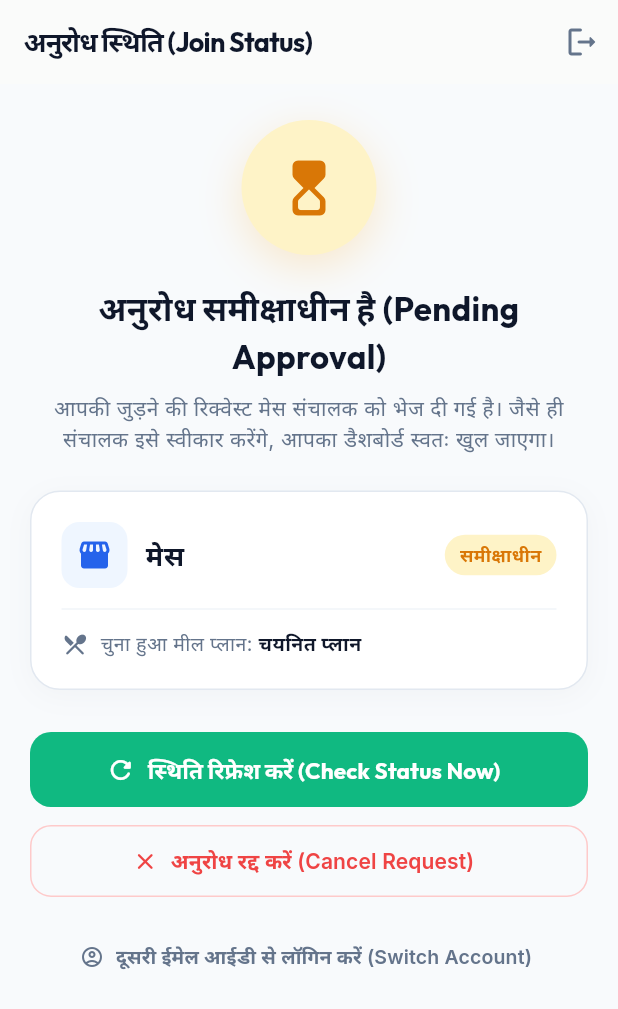
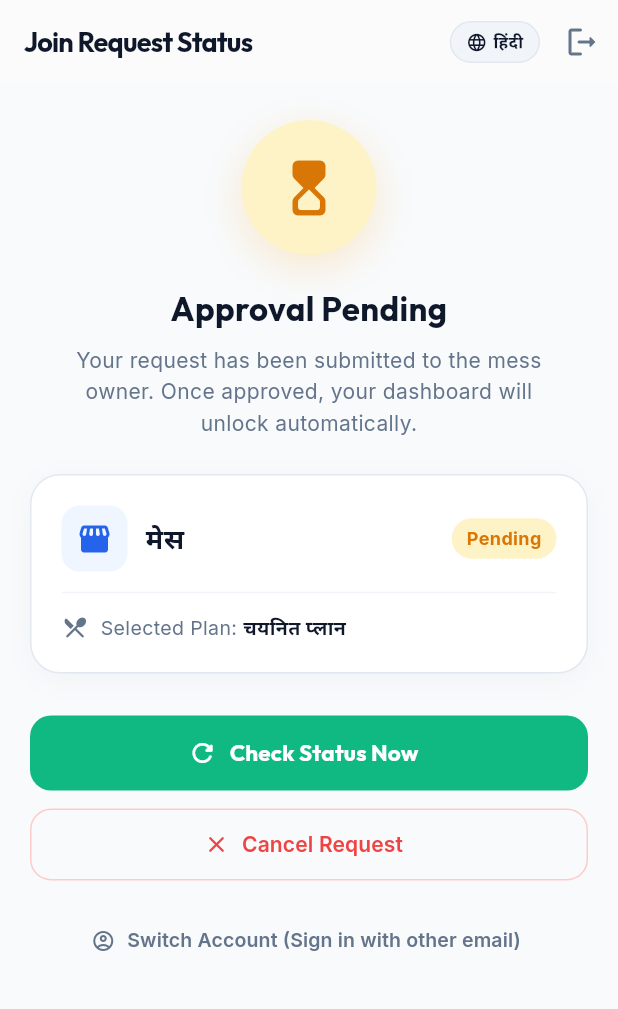
Before and after one commit to mohit-agnihotri/MessMate, a Flutter app: the StudentPendingApprovalPage screen opened directly, on a phone screen of 412 x 824 dp. Shown: the top 1009 px of the screen. Run offline on Flutter 3.47's test engine with Material 3 defaults, Android fonts, the phone set to English and light mode, and no system bars; our stand-ins replace cached_network_image, cloud_firestore, firebase_auth, firebase_core, firebase_messaging, flutter_riverpod and 8 more; missing offline and left inert: flutter_quill; accounts and stored records are empty; generated files the repository leaves out were written again.

Commit message:
feat: Fix plan-aware billing fee, active student approval stream, Google sign-in first auth flow, and full bilingual localization

```diff
--- a/lib/viewmodels/all_viewmodels.dart
+++ b/lib/viewmodels/all_viewmodels.dart
@@ -1616,9 +1616,15 @@ class StudentBillViewModel extends StateNotifier<StudentBillState> {
           state.selectedMonth.year,
         );
 
+        MealPlanModel? plan;
+        if (student.assignedPlanId != null && student.assignedPlanId!.isNotEmpty) {
+          plan = await _service.getMealPlanById(student.messId, student.assignedPlanId!);
+        }
+
         final previewBill = generateAdvancedBill(
           student: student,
           mess: mess,
+          plan: plan,
           month: state.selectedMonth.month,
           year: state.selectedMonth.year,
           records: records,
--- a/lib/views/pages/auth/role_selection_page.dart
+++ b/lib/views/pages/auth/role_selection_page.dart
@@ -1121,7 +1121,7 @@ class _RoleSelectionPageState extends ConsumerState<RoleSelectionPage> {
               context,
               MaterialPageRoute(builder: (_) => const StudentSetupPage()),
             );
-          } else if (student.status == 'approved') {
+          } else if (student.status == 'active' || student.status == 'approved') {
             Navigator.pushReplacement(
               context,
               MaterialPageRoute(builder: (_) => const StudentMainPage()),
--- a/lib/views/pages/auth/student_setup_page.dart
+++ b/lib/views/pages/auth/student_setup_page.dart
@@ -1,3 +1,4 @@
+import '../../../services/localization_service.dart';
 import 'package:flutter/material.dart';
 import 'package:flutter/services.dart';
 import 'package:google_fonts/google_fonts.dart';
@@ -19,6 +20,8 @@ class StudentSetupPage extends ConsumerStatefulWidget {
 }
 
 class _StudentSetupPageState extends ConsumerState<StudentSetupPage> {
+  bool get isHindi => ref.watch(localizationProvider) == 'hi';
+
   final _nameCtrl = TextEditingController();
   final _phoneCtrl = TextEditingController();
   final _roomCtrl = TextEditingController();
@@ -989,7 +992,7 @@ class _StudentSetupPageState extends ConsumerState<StudentSetupPage> {
                 hint: 'जैसे: रूम 204, ब्लॉक B'),
             _buildDietaryPreferenceSelector(),
             _buildInput(
-              'आपातकालीन / रूममेट फोन (Emergency Phone)',
+              isHindi ? 'आपातकालीन / रूममेट फोन (Emergency Phone)' : 'Emergency / Roommate Phone',
               _emergencyCtrl,
               hint: 'जैसे: 9876500000',
               keyboardType: TextInputType.phone,
--- a/lib/views/pages/owner/owner_student_management_page.dart
+++ b/lib/views/pages/owner/owner_student_management_page.dart
@@ -1017,6 +1017,11 @@ class OwnerStudentManagementPage extends ConsumerWidget {
     final mess = await service.getMessById(student.messId);
     if (mess == null) throw Exception("Mess not found");
 
+    MealPlanModel? plan;
+    if (student.assignedPlanId != null && student.assignedPlanId!.isNotEmpty) {
+      plan = await service.getMealPlanById(student.messId, student.assignedPlanId!);
+    }
+
     final records = await service.getMealRecords(
       student.studentId,
       now.month,
@@ -1032,6 +1037,7 @@ class OwnerStudentManagementPage extends ConsumerWidget {
     return {
       'bill': bill,
       'mess': mess,
+      'plan': plan,
       'records': records,
       'previousDues': previousDues,
       'month': now.month,
@@ -1064,6 +1070,7 @@ class OwnerStudentManagementPage extends ConsumerWidget {
         final data = snapshot.data!;
         final BillModel? savedBill = data['bill'];
         final MessModel mess = data['mess'];
+        final MealPlanModel? plan = data['plan'];
         final List<MealRecordModel> records = data['records'];
 
         return StatefulBuilder(
@@ -1071,6 +1078,7 @@ class OwnerStudentManagementPage extends ConsumerWidget {
             final bill = savedBill ?? generateAdvancedBill(
               student: student,
               mess: mess,
+              plan: plan,
               month: data['month'],
               year: data['year'],
               records: records,
@@ -1146,7 +1154,7 @@ class OwnerStudentManagementPage extends ConsumerWidget {
                               children: [
                                 Text('Reduce Fees (Rebate)', style: GoogleFonts.inter(fontSize: 13, fontWeight: FontWeight.w600)),
                                 Text(
-                                  skippedMealsCount > 0 ? 'Deduct ₹${(skippedMealsCount * (mess.monthlyFee / (DateTime(data['year'] as int, (data['month'] as int) + 1, 0).day * mess.mealsIncludedPerDay))).toStringAsFixed(0)} from bill' : 'No deduction (0 skips)',
+                                  skippedMealsCount > 0 ? 'Deduct ₹${(skippedMealsCount * ((plan?.monthlyFee ?? mess.monthlyFee) / (DateTime(data['year'] as int, (data['month'] as int) + 1, 0).day * (plan?.mealsIncludedPerDay ?? mess.mealsIncludedPerDay)))).toStringAsFixed(0)} from bill' : 'No deduction (0 skips)',
                                   style: GoogleFonts.inter(fontSize: 11, color: const Color(0xFF6B7280)),
                                 ),
                               ],
--- a/lib/views/pages/splash_page.dart
+++ b/lib/views/pages/splash_page.dart
@@ -4,6 +4,7 @@ import 'package:google_fonts/google_fonts.dart';
 import 'package:firebase_auth/firebase_auth.dart';
 
 import '../../../viewmodels/all_viewmodels.dart';
+import 'auth/login_page.dart';
 import 'auth/role_selection_page.dart';
 import 'owner/owner_main_page.dart';
 import 'student/student_main_page.dart';
@@ -57,7 +58,7 @@ class _SplashPageState extends ConsumerState<SplashPage>
         final student = await service.getStudentById(user.uid);
         if (student != null && mounted) {
           ref.read(authProvider.notifier).setRole(AuthRole.student);
-          if (student.status == 'approved') {
+          if (student.status == 'active' || student.status == 'approved') {
             Navigator.pushReplacement(
               context,
               MaterialPageRoute(builder: (_) => const StudentMainPage()),
@@ -92,10 +93,9 @@ class _SplashPageState extends ConsumerState<SplashPage>
       }
     } else {
       if (mounted) {
-        // First-run experience: Show Onboarding Carousel & Role Selection first
         Navigator.pushReplacement(
           context,
-          MaterialPageRoute(builder: (_) => const RoleSelectionPage()),
+          MaterialPageRoute(builder: (_) => const LoginPage()),
         );
       }
     }
--- a/lib/views/pages/student/student_pending_approval_page.dart
+++ b/lib/views/pages/student/student_pending_approval_page.dart
@@ -1,3 +1,4 @@
+import '../../../services/localization_service.dart';
 import 'dart:async';
 import 'package:flutter/material.dart';
 import 'package:flutter_riverpod/flutter_riverpod.dart';
@@ -28,6 +29,8 @@ class StudentPendingApprovalPage extends ConsumerStatefulWidget {
 
 class _StudentPendingApprovalPageState
     extends ConsumerState<StudentPendingApprovalPage> {
+  bool get isHindi => ref.watch(localizationProvider) == 'hi';
+
   StreamSubscription<DocumentSnapshot>? _subscription;
   bool _isChecking = false;
   StudentModel? _student;
@@ -92,7 +95,7 @@ class _StudentPendingApprovalPageState
       final data = snap.data()!;
       final status = data['status'] as String? ?? 'pending';
 
-      if (status == 'approved' && mounted) {
+      if ((status == 'active' || status == 'approved') && mounted) {
         _subscription?.cancel();
         _onApproved();
       } else if (status == 'rejected' && mounted) {
@@ -187,7 +190,7 @@ class _StudentPendingApprovalPageState
 
       if (doc.exists && doc.data() != null) {
         final status = doc.data()!['status'] as String? ?? 'pending';
-        if (status == 'approved' && mounted) {
+        if ((status == 'active' || status == 'approved') && mounted) {
           _onApproved();
           return;
         } else if (mounted) {
@@ -285,7 +288,7 @@ class _StudentPendingApprovalPageState
 
   @override
   Widget build(BuildContext context) {
-    final isRejected = _student?.status == 'rejected';
+        final isRejected = _student?.status == 'rejected';
     final messName = _mess?.name ?? widget.initialMessName ?? 'मेस';
     final planName = _plan?.name ?? widget.initialPlanName ?? 'चयनित प्लान';
 
@@ -293,7 +296,7 @@ class _StudentPendingApprovalPageState
       backgroundColor: const Color(0xFFF8FAFC),
       appBar: AppBar(
         title: Text(
-          'अनुरोध स्थिति (Join Status)',
+          isHindi ? 'अनुरोध स्थिति (Join Status)' : 'Join Request Status',
           style: GoogleFonts.outfit(
             fontSize: 18,
             fontWeight: FontWeight.w700,
@@ -303,9 +306,35 @@ class _StudentPendingApprovalPageState
         backgroundColor: Colors.white,
         elevation: 0.5,
         actions: [
+          InkWell(
+            onTap: () {
+              ref.read(localizationProvider.notifier).toggleLanguage(isHindi ? 'en' : 'hi');
+            },
+            borderRadius: BorderRadius.circular(20),
+            child: Container(
+              padding: const EdgeInsets.symmetric(horizontal: 10, vertical: 5),
+              margin: const EdgeInsets.symmetric(vertical: 10, horizontal: 4),
+              decoration: BoxDecoration(
+                color: const Color(0xFFF1F5F9),
+                borderRadius: BorderRadius.circular(20),
+                border: Border.all(color: const Color(0xFFE2E8F0)),
+              ),
+              child: Row(
+                mainAxisSize: MainAxisSize.min,
+                children: [
+                  const Icon(Icons.language_rounded, size: 14, color: Color(0xFF0F172A)),
+                  const SizedBox(width: 4),
+                  Text(
+                    isHindi ? 'English' : 'हिंदी',
+                    style: GoogleFonts.inter(fontSize: 11, fontWeight: FontWeight.w700, color: const Color(0xFF0F172A)),
+                  ),
+                ],
+              ),
+            ),
+          ),
           IconButton(
             icon: const Icon(Icons.logout_rounded, color: Color(0xFF64748B)),
-            tooltip: 'लॉगआउट',
+            tooltip: isHindi ? 'लॉगआउट' : 'Logout',
             onPressed: _logout,
           ),
         ],
@@ -347,8 +376,8 @@ class _StudentPendingApprovalPageState
 
                   Text(
                     isRejected
-                        ? 'अनुरोध अस्वीकृत (Request Rejected)'
-                        : 'अनुरोध समीक्षाधीन है (Pending Approval)',
+                        ? (isHindi ? 'अनुरोध अस्वीकृत (Request Rejected)' : 'Request Rejected')
+                        : (isHindi ? 'अनुरोध समीक्षाधीन है (Pending Approval)' : 'Approval Pending'),
                     style: GoogleFonts.outfit(
                       fontSize: 22,
                       fontWeight: FontWeight.bold,
@@ -362,8 +391,8 @@ class _StudentPendingApprovalPageState
                     padding: const EdgeInsets.symmetric(horizontal: 16),
                     child: Text(
                       isRejected
-                          ? 'मेस संचालक ने आपका अनुरोध अस्वीकार कर दिया है। आप नीचे दिए गए बटन से दूसरा कोड डालकर पुनः आवेदन कर सकते हैं।'
-                          : 'आपकी जुड़ने की रिक्वेस्ट मेस संचालक को भेज दी गई है। जैसे ही संचालक इसे स्वीकार करेंगे, आपका डैशबोर्ड स्वतः खुल जाएगा।',
+                          ? (isHindi ? 'मेस संचालक ने आपका अनुरोध अस्वीकार कर दिया है। आप नीचे दिए गए बटन से दूसरा कोड डालकर पुनः आवेदन कर सकते हैं।' : 'The mess owner has rejected your join request. You can re-apply using another mess code below.')
+                          : (isHindi ? 'आपकी जुड़ने की रिक्वेस्ट मेस संचालक को भेज दी गई है। जैसे ही संचालक इसे स्वीकार करेंगे, आपका डैशबोर्ड स्वतः खुल जाएगा।' : 'Your request has been submitted to the mess owner. Once approved, your dashboard will unlock automatically.'),
                       style: GoogleFonts.inter(
                         fontSize: 14,
                         color: const Color(0xFF64748B),
@@ -442,7 +471,7 @@ class _StudentPendingApprovalPageState
                                 borderRadius: BorderRadius.circular(20),
                               ),
                               child: Text(
-                                isRejected ? 'अस्वीकृत' : 'समीक्षाधीन',
+                                isRejected ? (isHindi ? 'अस्वीकृत' : 'Rejected') : (isHindi ? 'समीक्षाधीन' : 'Pending'),
                                 style: GoogleFonts.inter(
                                   fontSize: 12,
                                   fontWeight: FontWeight.w700,
@@ -463,7 +492,7 @@ class _StudentPendingApprovalPageState
                                 size: 18, color: Color(0xFF64748B)),
                             const SizedBox(width: 8),
                             Text(
-                              'चुना हुआ मील प्लान: ',
+                              isHindi ? 'चुना हुआ मील प्लान: ' : 'Selected Plan: ',
                               style: GoogleFonts.inter(
                                 fontSize: 13,
                                 color: const Color(0xFF64748B),
@@ -492,7 +521,7 @@ class _StudentPendingApprovalPageState
                                   size: 18, color: Color(0xFF64748B)),
                               const SizedBox(width: 8),
                               Text(
-                                'मासिक शुल्क: ',
+                                isHindi ? 'मासिक शुल्क: ' : 'Monthly Fee: ',
                                 style: GoogleFonts.inter(
                                   fontSize: 13,
                                   color: const Color(0xFF64748B),
@@ -518,7 +547,7 @@ class _StudentPendingApprovalPageState
                                   size: 18, color: Color(0xFF64748B)),
                               const SizedBox(width: 8),
                               Text(
-                                'आवेदक: ',
+                                isHindi ? 'आवेदक: ' : 'Applicant: ',
                                 style: GoogleFonts.inter(
                                   fontSize: 13,
                                   color: const Color(0xFF64748B),
@@ -565,7 +594,7 @@ class _StudentPendingApprovalPageState
                         label: Text(
                           _isChecking
                               ? 'जांच रहे हैं...'
-                              : 'स्थिति रिफ्रेश करें (Check Status Now)',
+                              : isHindi ? 'स्थिति रिफ्रेश करें (Check Status Now)' : 'Check Status Now',
                           style: GoogleFonts.outfit(
                               fontSize: 15, fontWeight: FontWeight.w700),
                         ),
@@ -585,7 +614,7 @@ class _StudentPendingApprovalPageState
                         onPressed: _cancelAndReapply,
                         icon: const Icon(Icons.close_rounded, size: 18),
                         label: Text(
-                          'अनुरोध रद्द करें (Cancel Request)',
+                          isHindi ? 'अनुरोध रद्द करें (Cancel Request)' : 'Cancel Request',
                           style: GoogleFonts.inter(
                               fontSize: 14, fontWeight: FontWeight.w600),
                         ),
@@ -620,7 +649,7 @@ class _StudentPendingApprovalPageState
                     icon: const Icon(Icons.account_circle_outlined,
                         size: 16, color: Color(0xFF64748B)),
                     label: Text(
-                      'दूसरी ईमेल आईडी से लॉगिन करें (Switch Account)',
+                      isHindi ? 'दूसरी ईमेल आईडी से लॉगिन करें (Switch Account)' : 'Switch Account (Sign in with other email)',
                       style: GoogleFonts.inter(
                         fontSize: 13,
                         fontWeight: FontWeight.w600,
```
Also changed, not shown: lib/services/localization_service.dart (+27 -10 lines), lib/views/pages/auth/login_page.dart (+86 -29 lines), lib/views/pages/auth/owner_setup_page.dart (+24 -18 lines).
